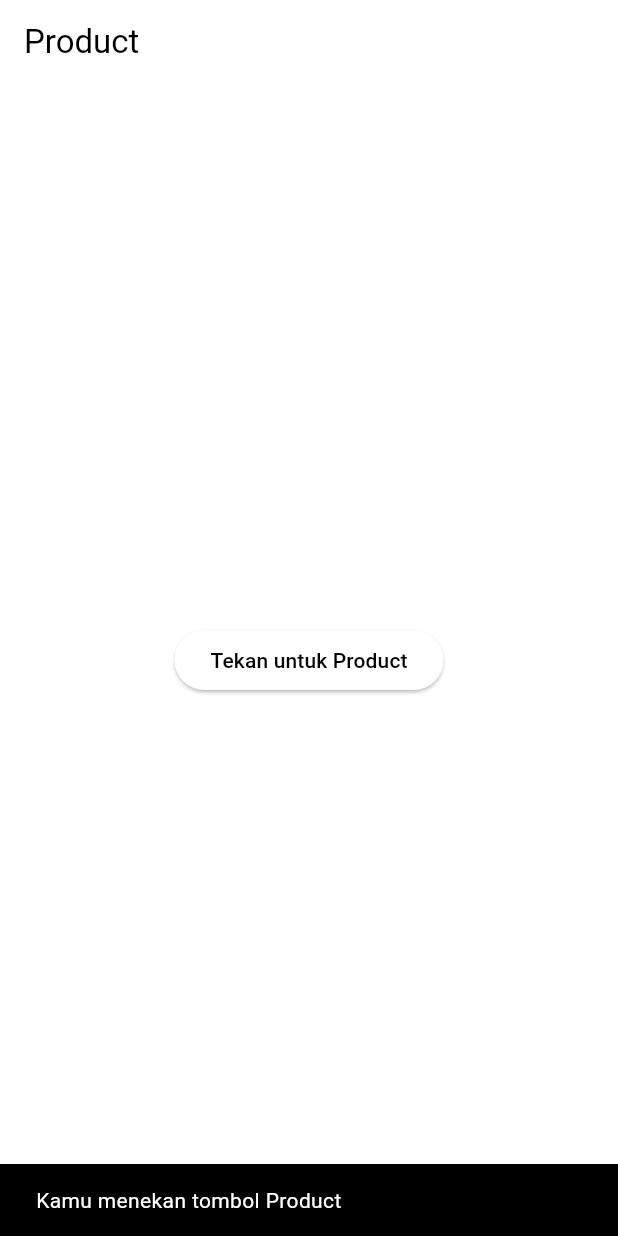
After one commit to PBPgasal24-E01/bandung-couture-mobile, a Flutter app: the StoresPage screen opened directly, after a tap on "Tekan untuk Product", on a phone screen of 412 x 824 dp. The commit adds this screen. Run offline on Flutter 3.47's test engine with Material 3 defaults, Android fonts, the phone set to English and light mode, and no system bars; missing offline and left inert: pbp_django_auth.

Commit message:
separated Stores page from pages.dart to be included in its own stores module

```diff
--- /dev/null
+++ b/lib/screens/stores/stores.dart
@@ -0,0 +1,22 @@
+import 'package:flutter/material.dart';
+
+class StoresPage extends StatelessWidget {
+  const StoresPage({super.key});
+
+  @override
+  Widget build(BuildContext context) {
+    return Scaffold(
+      appBar: AppBar(title: const Text('Product')),
+      body: Center(
+        child: ElevatedButton(
+          onPressed: () {
+            ScaffoldMessenger.of(context).showSnackBar(
+              const SnackBar(content: Text('Kamu menekan tombol Product')),
+            );
+          },
+          child: const Text('Tekan untuk Product'),
+        ),
+      ),
+    );
+  }
+}
```
Also changed, not shown: lib/screens/pages.dart (+0 -21 lines), lib/widgets/left_drawer.dart (+5 -4 lines).
